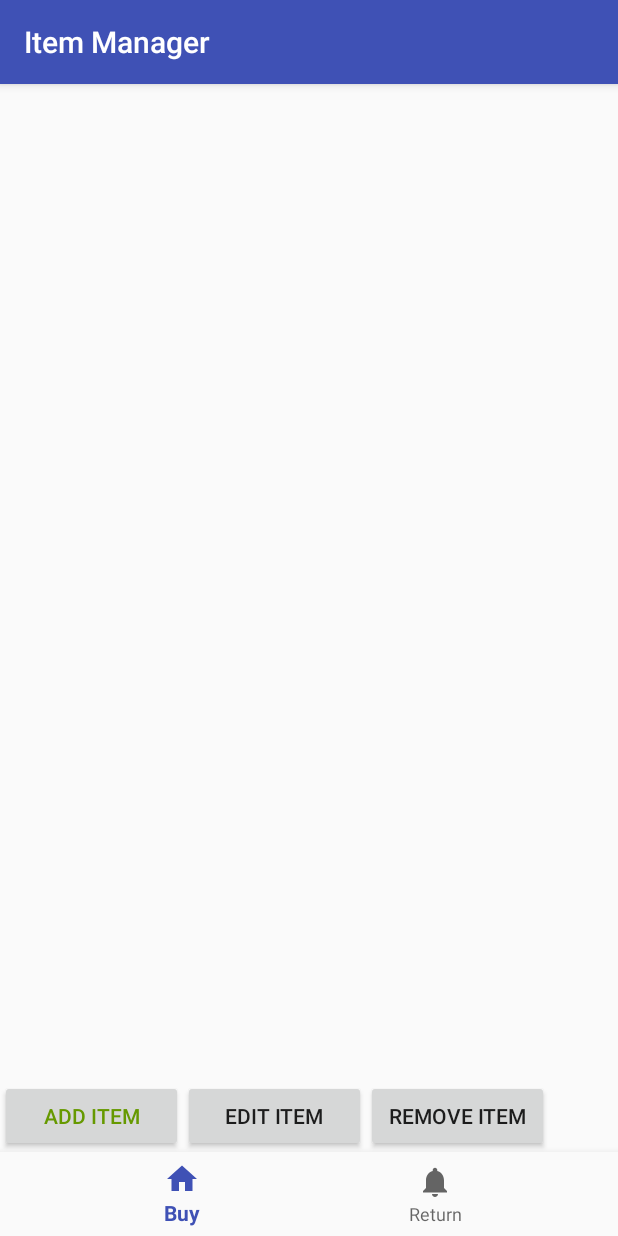
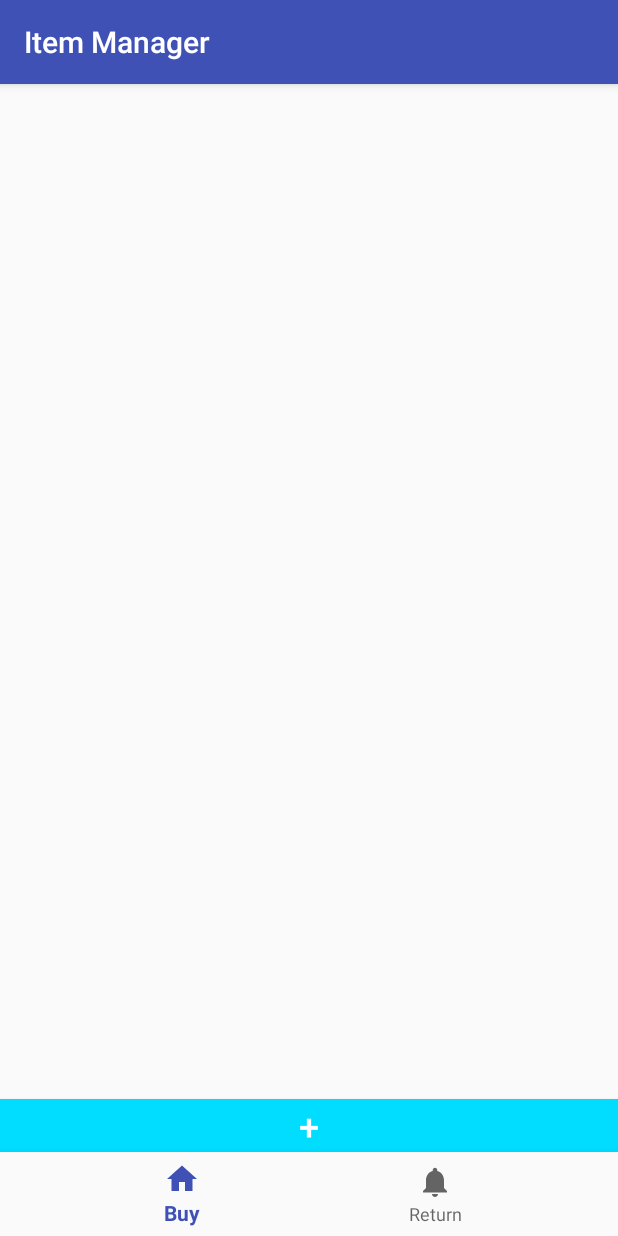
Before and after one commit to ananthagarwal/SendandReturn, an Android app: the screen it shows after launch (PurchaseActivity), on a phone screen of 412 x 824 dp. Run offline under Robolectric (Android 15) with nearby library versions, the phone set to English and light mode, and no system bars; libraries missing offline, so code that uses them is left out: com.baoyz.swipemenulistview.

Commit message:
Edit Item using SQL database works except image "null" is tricky

```diff
--- a/app/build.gradle
+++ b/app/build.gradle
@@ -25,11 +25,13 @@ dependencies {
     androidTestCompile('com.android.support.test.espresso:espresso-core:2.2.2', {
         exclude group: 'com.android.support', module: 'support-annotations'
     })
+
     compile 'com.android.support:appcompat-v7:25.3.1'
     compile 'com.android.support:design:25.3.1'
     compile 'com.android.support:support-vector-drawable:25.3.1'
     compile 'com.android.support:support-v4:25.3.1'
     compile 'com.android.support.constraint:constraint-layout:1.0.2'
     compile 'com.google.android.gms:play-services-maps:10.2.6'
+    compile 'com.baoyz.swipemenulistview:library:1.3.0'
     testCompile 'junit:junit:4.12'
 }
--- a/app/src/main/AndroidManifest.xml
+++ b/app/src/main/AndroidManifest.xml
@@ -10,7 +10,6 @@
     <uses-permission android:name="android.permission.ACCESS_FINE_LOCATION" />
     <uses-permission android:name="android.permission.READ_EXTERNAL_STORAGE" />
     <uses-permission android:name="android.permission.WRITE_EXTERNAL_STORAGE" />
-
 
     <application
         android:allowBackup="true"
@@ -44,7 +43,6 @@
             android:name="com.google.android.geo.API_KEY"
             android:value="@string/google_maps_key" />
 
-
         <activity
             android:name=".MapsActivity"
             android:label="@string/title_activity_maps">
--- a/app/src/main/java/com/example/sendandreturn/CustomAdapter.java
+++ b/app/src/main/java/com/example/sendandreturn/CustomAdapter.java
@@ -83,5 +83,6 @@ public class CustomAdapter extends ArrayAdapter<PurchaseItem> implements View.On
         viewHolder.info.setTag(position);
 
         return convertView;
+
     }
 }
--- /dev/null
+++ b/app/src/main/java/com/example/sendandreturn/DatabaseHelper.java
@@ -0,0 +1,66 @@
+package com.example.sendandreturn;
+
+import android.content.Context;
+import android.database.Cursor;
+import android.database.sqlite.SQLiteDatabase;
+import android.database.sqlite.SQLiteOpenHelper;
+import android.util.Log;
+
+/**
+ * Created by ananthagarwal on 6/6/17.
+ */
+
+public class DatabaseHelper extends SQLiteOpenHelper {
+
+    public static final int DATABASE_VERSION = 2;
+    public static final String DATABASE_NAME = "ItemManager";
+
+    private static final String SQL_CREATE_ENTRIES =
+            "CREATE TABLE " + DatabaseContract.Row.TABLE_NAME + " (" +
+                    DatabaseContract.Row._ID + " INTEGER PRIMARY KEY, " +
+                    DatabaseContract.Row.COLUMN_NAME_NAME + " TEXT, " +
+                    DatabaseContract.Row.COLUMN_NAME_NOTES + " TEXT, " +
+                    DatabaseContract.Row.COLUMN_NAME_STORE + " TEXT, " +
+                    DatabaseContract.Row.COLUMN_NAME_IMAGE + " TEXT" + " )";
+
+    private static final String SQL_DELETE_ENTRIES =
+            "DROP TABLE IF EXISTS " + DatabaseContract.Row.TABLE_NAME;
+
+    DatabaseHelper(Context context) {
+        super(context, DATABASE_NAME, null, DATABASE_VERSION);
+    }
+    public void onCreate(SQLiteDatabase db) {
+        db.execSQL(SQL_CREATE_ENTRIES);
+    }
+    public void onUpgrade(SQLiteDatabase db, int oldVersion, int newVersion) {
+        // This database is only a cache for online data, so its upgrade policy is
+        // to simply to discard the data and start over
+
+        db.execSQL(SQL_DELETE_ENTRIES);
+        onCreate(db);
+    }
+    public void onDowngrade(SQLiteDatabase db, int oldVersion, int newVersion) {
+        onUpgrade(db, oldVersion, newVersion);
+    }
+
+    //From stack overflow: https://stackoverflow.com/questions/27003486/printing-all-rows-of-a-sqlite-database-in-android
+    public String getTableAsString(SQLiteDatabase db, String tableName) {
+        Log.d("Purchase Activity", "getTableAsString called");
+        String tableString = String.format("Table %s:\n", tableName);
+        Cursor allRows  = db.rawQuery("SELECT * FROM " + tableName, null);
+        if (allRows.moveToFirst() ){
+            String[] columnNames = allRows.getColumnNames();
+            do {
+                for (String name: columnNames) {
+                    tableString += String.format("%s: %s\n", name,
+                            allRows.getString(allRows.getColumnIndex(name)));
+                }
+                tableString += "\n";
+
+            } while (allRows.moveToNext());
+        }
+        allRows.close();
+        return tableString;
+    }
+
+}
--- a/app/src/main/java/com/example/sendandreturn/ReturnActivity.java
+++ b/app/src/main/java/com/example/sendandreturn/ReturnActivity.java
@@ -5,6 +5,7 @@ import android.os.Bundle;
 import android.support.annotation.NonNull;
 import android.support.design.widget.BottomNavigationView;
 import android.support.v7.app.AppCompatActivity;
+import android.util.Log;
 import android.view.MenuItem;
 import android.widget.ArrayAdapter;
 import android.widget.ListView;
@@ -27,6 +28,7 @@ public class ReturnActivity extends AppCompatActivity {
             switch (item.getItemId()) {
                 case R.id.navigation_buy:
                     changeAct();
+                    //onBackPressed();
                     //mTextMessage.setText(R.string.title_home);
                     return true;
                 case R.id.navigation_return:
--- a/app/src/main/res/layout/activity_purchase.xml
+++ b/app/src/main/res/layout/activity_purchase.xml
@@ -18,9 +18,10 @@
         <ListView
             android:id="@+id/purchaseListView"
             android:layout_width="match_parent"
-            android:layout_height="391dp" />
+            android:layout_height="match_parent" />
 
     </FrameLayout>
+
 
     <LinearLayout
         android:layout_width="fill_parent"
@@ -29,27 +30,22 @@
 
         >
 
-        <Button
-            android:id="@+id/addItem"
-            android:layout_width="122dp"
-            android:layout_height="match_parent"
-            android:text="Add Item"
-            android:onClick="addItem"
-            android:textColor="@android:color/holo_green_dark" />
-
-        <Button
-            android:id="@+id/button5"
-            android:layout_width="122dp"
-            android:layout_height="match_parent"
-            android:text="Edit Item" />
-
-        <Button
-            android:id="@+id/button7"
-            android:layout_width="122dp"
-            android:layout_height="match_parent"
-            android:text="Remove Item" />
 
     </LinearLayout>
+
+    <Button
+        android:id="@+id/addItem"
+        style="@style/Widget.AppCompat.Button"
+        android:layout_width="match_parent"
+        android:layout_height="35dp"
+        android:background="@android:color/holo_blue_bright"
+        android:elevation="0dp"
+
+        android:onClick="addItem"
+        android:text="+"
+        android:textColor="@android:color/background_light"
+        android:textSize="24sp"
+        app:srcCompat="@android:drawable/ic_dialog_email" />
 
     <android.support.design.widget.BottomNavigationView
         android:id="@+id/navigation"
--- a/app/src/main/res/values/colors.xml
+++ b/app/src/main/res/values/colors.xml
@@ -2,5 +2,5 @@
 <resources>
     <color name="colorPrimary">#3F51B5</color>
     <color name="colorPrimaryDark">#303F9F</color>
-    <color name="colorAccent">#FF4081</color>
+    <color name="colorAccent">#ff4081</color>
 </resources>
--- a/app/src/main/res/values/dimens.xml
+++ b/app/src/main/res/values/dimens.xml
@@ -2,4 +2,5 @@
     <!-- Default screen margins, per the Android Design guidelines. -->
     <dimen name="activity_horizontal_margin">16dp</dimen>
     <dimen name="activity_vertical_margin">16dp</dimen>
+    <dimen name="fab_margin">16dp</dimen>
 </resources>
--- a/app/src/main/res/values/strings.xml
+++ b/app/src/main/res/values/strings.xml
@@ -7,4 +7,5 @@
     <!-- TODO: Remove or change this placeholder text -->
     <string name="hello_blank_fragment">Hello blank fragment</string>
     <string name="title_activity_maps">Map</string>
+    <string name="title_activity_main">MainActivity</string>
 </resources>
```
Also changed, not shown: app/src/main/java/com/example/sendandreturn/DatabaseContract.java (added, +22 -0 lines), app/src/main/java/com/example/sendandreturn/PurchaseActivity.java (+22 -16 lines), app/src/main/java/com/example/sendandreturn/PurchaseItem.java (+36 -2 lines), app/src/main/res/layout/activity_add_item.xml (+8 -3 lines), app/src/main/res/values/styles.xml (+9 -0 lines).
